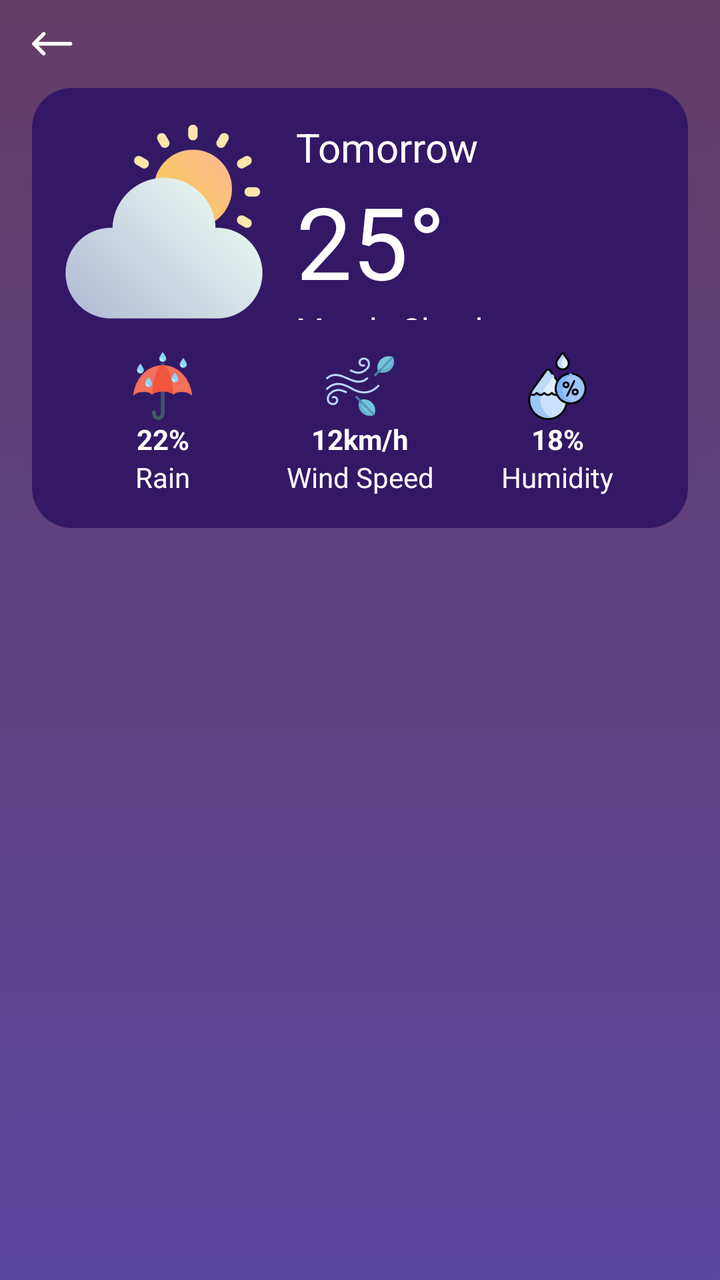
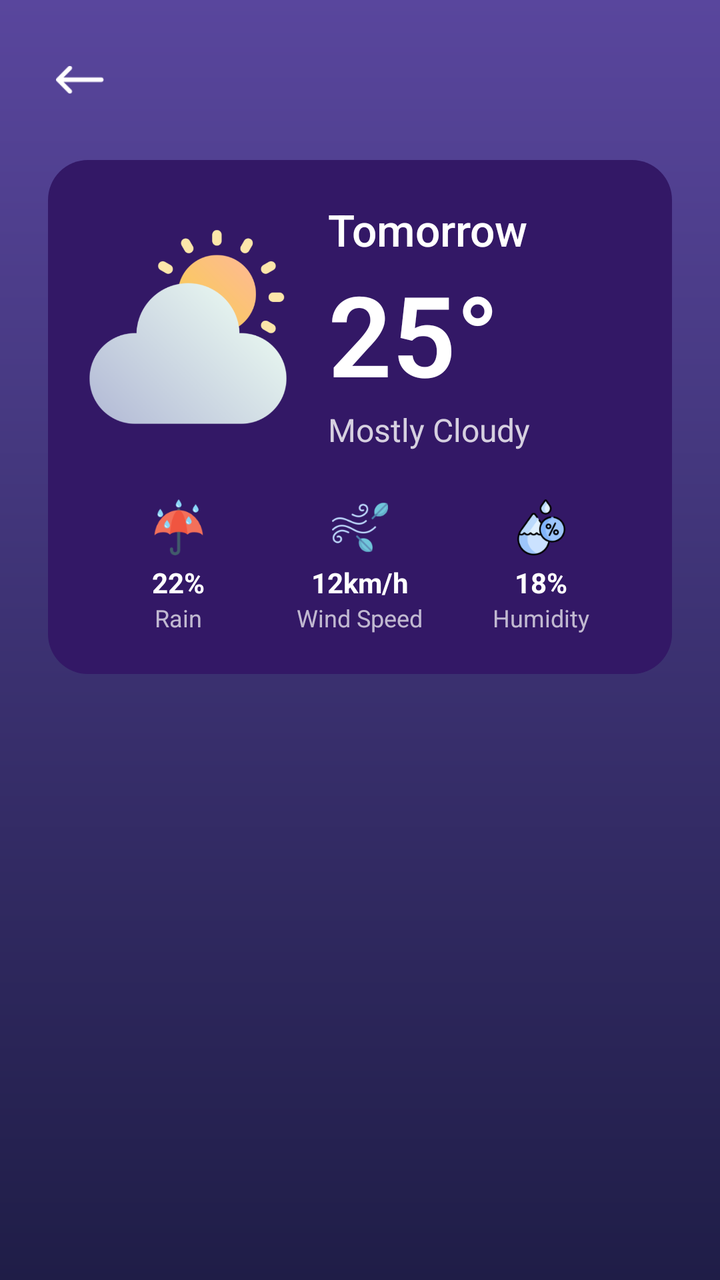

Two renders of the same Android screen: before a commit and after it. Below are the layout's source before the change and the commit's diff.
<!-- AndroidManifest.xml: application theme Theme.MyApplication1 -->
<!-- res/layout/activity_future.xml -->
<?xml version="1.0" encoding="utf-8"?>
<androidx.constraintlayout.widget.ConstraintLayout xmlns:android="http://schemas.android.com/apk/res/android"
    xmlns:app="http://schemas.android.com/apk/res-auto"
    xmlns:tools="http://schemas.android.com/tools"
    android:id="@+id/main"
    android:layout_width="match_parent"
    android:layout_height="match_parent"
    android:background="@drawable/background"
    tools:context=".FutureActivity">

    <ScrollView
        android:layout_width="match_parent"
        android:layout_height="match_parent">

        <LinearLayout
            android:layout_width="match_parent"
            android:layout_height="wrap_content"
            android:orientation="vertical"
            android:padding="16dp">

            <ImageView
                android:id="@+id/backBtn"
                android:layout_width="wrap_content"
                android:layout_height="wrap_content"
                app:srcCompat="@drawable/back" />

            <LinearLayout
                android:layout_width="match_parent"
                android:layout_height="wrap_content"
                android:layout_marginTop="16dp"
                android:background="@drawable/background2"
                android:orientation="vertical"
                android:padding="16dp">

                <LinearLayout
                    android:layout_width="match_parent"
                    android:layout_height="wrap_content"
                    android:orientation="horizontal">

                    <ImageView
                        android:id="@+id/imageView4"
                        android:layout_width="100dp"
                        android:layout_height="100dp"
                        app:srcCompat="@drawable/cloudy_sunny" />

                    <LinearLayout
                        android:layout_width="match_parent"
                        android:layout_height="match_parent"
                        android:layout_marginStart="16dp"
                        android:gravity="center_vertical"
                        android:orientation="vertical">

                        <TextView
                            android:id="@+id/textView8"
                            android:layout_width="match_parent"
                            android:layout_height="wrap_content"
                            android:text="Tomorrow"
                            android:textColor="@color/white"
                            android:textSize="20sp" />

                        <TextView
                            android:id="@+id/textView10"
                            android:layout_width="match_parent"
                            android:layout_height="wrap_content"
                            android:text="25°"
                            android:textColor="@color/white"
                            android:textSize="50sp" />

                        <TextView
                            android:id="@+id/textView11"
                            android:layout_width="match_parent"
                            android:layout_height="wrap_content"
                            android:text="Mostly Cloudy"
                            android:textColor="@color/white"
                            android:textSize="16sp" />
                    </LinearLayout>
                </LinearLayout>

                <LinearLayout
                    android:layout_width="match_parent"
                    android:layout_height="match_parent"
                    android:layout_marginTop="16dp"
                    android:orientation="horizontal">

                    <LinearLayout
                        android:layout_width="0dp"
                        android:layout_height="match_parent"
                        android:layout_weight="0.333"
                        android:orientation="vertical">

                        <ImageView
                            android:id="@+id/imageView5"
                            android:layout_width="34dp"
                            android:layout_height="34dp"
                            android:layout_gravity="center"
                            app:srcCompat="@drawable/rain" />

                        <TextView
                            android:id="@+id/textView12"
                            android:layout_width="match_parent"
                            android:layout_height="wrap_content"
                            android:text="22%"
                            android:textAlignment="center"
                            android:textColor="@color/white"
                            android:textStyle="bold" />

                        <TextView
                            android:id="@+id/textView13"
                            android:layout_width="match_parent"
                            android:layout_height="wrap_content"
                            android:text="Rain"
                            android:textAlignment="center"
                            android:textColor="@color/white" />
                    </LinearLayout>

                    <LinearLayout
                        android:layout_width="0dp"
                        android:layout_height="match_parent"
                        android:layout_weight="0.333"
                        android:orientation="vertical">

                        <ImageView
                            android:id="@+id/imageView6"
                            android:layout_width="34dp"
                            android:layout_height="34dp"
                            android:layout_gravity="center"
                            app:srcCompat="@drawable/wind" />

                        <TextView
                            android:id="@+id/textView14"
                            android:layout_width="match_parent"
                            android:layout_height="wrap_content"
                            android:text="12km/h"
                            android:textAlignment="center"
                            android:textColor="@color/white"
                            android:textStyle="bold" />

                        <TextView
                            android:id="@+id/textView15"
                            android:layout_width="match_parent"
                            android:layout_height="wrap_content"
                            android:text="Wind Speed"
                            android:textAlignment="center"
                            android:textColor="@color/white" />
                    </LinearLayout>

                    <LinearLayout
                        android:layout_width="0dp"
                        android:layout_height="match_parent"
                        android:layout_weight="0.333"
                        android:orientation="vertical">

                        <ImageView
                            android:id="@+id/imageView7"
                            android:layout_width="34dp"
                            android:layout_height="34dp"
                            android:layout_gravity="center"
                            app:srcCompat="@drawable/humidity" />

                        <TextView
                            android:id="@+id/textView16"
                            android:layout_width="match_parent"
                            android:layout_height="wrap_content"
                            android:text="18%"
                            android:textAlignment="center"
                            android:textColor="@color/white"
                            android:textStyle="bold" />

                        <TextView
                            android:id="@+id/textView17"
                            android:layout_width="match_parent"
                            android:layout_height="wrap_content"
                            android:text="Humidity"
                            android:textAlignment="center"
                            android:textColor="@color/white" />
                    </LinearLayout>
                </LinearLayout>

            </LinearLayout>

            <androidx.recyclerview.widget.RecyclerView
                android:id="@+id/futureView"
                android:layout_width="match_parent"
                android:layout_height="match_parent"
                android:layout_marginTop="16dp" />
        </LinearLayout>
    </ScrollView>
</androidx.constraintlayout.widget.ConstraintLayout>
<!-- resources referenced by this layout -->
<resources>
  <color name="white">#FFFFFFFF</color>
  <!-- drawable back: png bitmap (drawable-hdpi, 288 bytes) -->
  <!-- drawable background (drawable) -->
  <?xml version="1.0" encoding="utf-8"?>
  <selector xmlns:android="http://schemas.android.com/apk/res/android">
      <item>
          <shape android:shape="rectangle">
              <gradient android:startColor="#59469D" android:endColor="#643D67" android:angle="90"/>
          </shape>
      </item>
  </selector>
  <!-- drawable background2 (drawable) -->
  <?xml version="1.0" encoding="utf-8"?>
  <selector xmlns:android="http://schemas.android.com/apk/res/android">
      <item>
          <shape android:shape="rectangle">
              <solid android:color="#331866"/>
              <corners android:radius="20dp"/>
          </shape>
      </item>
  </selector>
  <!-- drawable cloudy_sunny: png bitmap (drawable-hdpi, 20693 bytes) -->
  <!-- drawable humidity: png bitmap (drawable-hdpi, 3824 bytes) -->
  <!-- drawable rain: png bitmap (drawable-hdpi, 2768 bytes) -->
  <!-- drawable wind: png bitmap (drawable-hdpi, 3272 bytes) -->
  <style name="Theme.MyApplication1" parent="Base.Theme.MyApplication1" />
  <style name="Base.Theme.MyApplication1" parent="Theme.Material3.DayNight.NoActionBar">
          
          
      </style>
</resources>

<!-- the commit's change to res/layout/activity_future.xml (unified diff, before → after) -->
@@ -10,179 +10,174 @@
 
     <ScrollView
         android:layout_width="match_parent"
-        android:layout_height="match_parent">
+        android:layout_height="match_parent"
+        android:fillViewport="true">
 
         <LinearLayout
             android:layout_width="match_parent"
             android:layout_height="wrap_content"
             android:orientation="vertical"
-            android:padding="16dp">
+            android:padding="24dp">
 
+            
             <ImageView
                 android:id="@+id/backBtn"
-                android:layout_width="wrap_content"
-                android:layout_height="wrap_content"
-                app:srcCompat="@drawable/back" />
+                android:layout_width="32dp"
+                android:layout_height="32dp"
+                android:padding="4dp"
+                app:srcCompat="@drawable/back"
+                app:tint="@color/white" />
 
+            
             <LinearLayout
                 android:layout_width="match_parent"
                 android:layout_height="wrap_content"
-                android:layout_marginTop="16dp"
+                android:layout_marginTop="24dp"
                 android:background="@drawable/background2"
                 android:orientation="vertical"
-                android:padding="16dp">
+                android:padding="20dp">
 
                 <LinearLayout
                     android:layout_width="match_parent"
                     android:layout_height="wrap_content"
+                    android:gravity="center_vertical"
                     android:orientation="horizontal">
 
                     <ImageView
-                        android:id="@+id/imageView4"
+                        android:id="@+id/tomorrowIcon"
                         android:layout_width="100dp"
                         android:layout_height="100dp"
                         app:srcCompat="@drawable/cloudy_sunny" />
 
                     <LinearLayout
                         android:layout_width="match_parent"
-                        android:layout_height="match_parent"
-                        android:layout_marginStart="16dp"
-                        android:gravity="center_vertical"
+                        android:layout_height="wrap_content"
+                        android:layout_marginStart="20dp"
                         android:orientation="vertical">
 
                         <TextView
-                            android:id="@+id/textView8"
-                            android:layout_width="match_parent"
+                            android:layout_width="wrap_content"
                             android:layout_height="wrap_content"
                             android:text="Tomorrow"
                             android:textColor="@color/white"
-                            android:textSize="20sp" />
+                            android:textSize="22sp"
+                            android:fontFamily="sans-serif-medium"/>
 
                         <TextView
-                            android:id="@+id/textView10"
-                            android:layout_width="match_parent"
+                            android:id="@+id/tomorrowTemp"
+                            android:layout_width="wrap_content"
                             android:layout_height="wrap_content"
                             android:text="25°"
                             android:textColor="@color/white"
-                            android:textSize="50sp" />
+                            android:textSize="56sp"
+                            android:fontFamily="sans-serif-light"
+                            android:textStyle="bold" />
 
                         <TextView
-                            android:id="@+id/textView11"
-                            android:layout_width="match_parent"
+                            android:id="@+id/tomorrowStatus"
+                            android:layout_width="wrap_content"
                             android:layout_height="wrap_content"
                             android:text="Mostly Cloudy"
                             android:textColor="@color/white"
-                            android:textSize="16sp" />
+                            android:textSize="16sp"
+                            android:alpha="0.8"/>
                     </LinearLayout>
                 </LinearLayout>
 
+                
                 <LinearLayout
                     android:layout_width="match_parent"
-                    android:layout_height="match_parent"
-                    android:layout_marginTop="16dp"
+                    android:layout_height="wrap_content"
+                    android:layout_marginTop="24dp"
                     android:orientation="horizontal">
 
                     <LinearLayout
                         android:layout_width="0dp"
-                        android:layout_height="match_parent"
-                        android:layout_weight="0.333"
+                        android:layout_height="wrap_content"
+                        android:layout_weight="1"
+                        android:gravity="center"
                         android:orientation="vertical">
-
                         <ImageView
-                            android:id="@+id/imageView5"
-                            android:layout_width="34dp"
-                            android:layout_height="34dp"
-                            android:layout_gravity="center"
+                            android:layout_width="28dp"
+                            android:layout_height="28dp"
                             app:srcCompat="@drawable/rain" />
-
                         <TextView
-                            android:id="@+id/textView12"
-                            android:layout_width="match_parent"
+                            android:layout_width="wrap_content"
                             android:layout_height="wrap_content"
+                            android:layout_marginTop="4dp"
                             android:text="22%"
-                            android:textAlignment="center"
                             android:textColor="@color/white"
                             android:textStyle="bold" />
-
                         <TextView
-                            android:id="@+id/textView13"
-                            android:layout_width="match_parent"
+                            android:layout_width="wrap_content"
                             android:layout_height="wrap_content"
                             android:text="Rain"
-                            android:textAlignment="center"
-                            android:textColor="@color/white" />
+                            android:textColor="@color/white"
+                            android:textSize="12sp"
+                            android:alpha="0.7"/>
                     </LinearLayout>
 
                     <LinearLayout
                         android:layout_width="0dp"
-                        android:layout_height="match_parent"
-                        android:layout_weight="0.333"
+                        android:layout_height="wrap_content"
+                        android:layout_weight="1"
+                        android:gravity="center"
                         android:orientation="vertical">
-
                         <ImageView
-                            android:id="@+id/imageView6"
-                            android:layout_width="34dp"
-                            android:layout_height="34dp"
-                            android:layout_gravity="center"
+                            android:layout_width="28dp"
+                            android:layout_height="28dp"
                             app:srcCompat="@drawable/wind" />
-
                         <TextView
-                            android:id="@+id/textView14"
-                            android:layout_width="match_parent"
+                            android:layout_width="wrap_content"
                             android:layout_height="wrap_content"
+                            android:layout_marginTop="4dp"
                             android:text="12km/h"
-                            android:textAlignment="center"
                             android:textColor="@color/white"
                             android:textStyle="bold" />
-
                         <TextView
-                            android:id="@+id/textView15"
-                            android:layout_width="match_parent"
+                            android:layout_width="wrap_content"
                             android:layout_height="wrap_content"
                             android:text="Wind Speed"
-                            android:textAlignment="center"
-                            android:textColor="@color/white" />
+                            android:textColor="@color/white"
+                            android:textSize="12sp"
+                            android:alpha="0.7"/>
                     </LinearLayout>
 
                     <LinearLayout
                         android:layout_width="0dp"
-                        android:layout_height="match_parent"
-                        android:layout_weight="0.333"
+                        android:layout_height="wrap_content"
+                        android:layout_weight="1"
+                        android:gravity="center"
                         android:orientation="vertical">
-
                         <ImageView
-                            android:id="@+id/imageView7"
-                            android:layout_width="34dp"
-                            android:layout_height="34dp"
-                            android:layout_gravity="center"
+                            android:layout_width="28dp"
+                            android:layout_height="28dp"
                             app:srcCompat="@drawable/humidity" />
-
                         <TextView
-                            android:id="@+id/textView16"
-                            android:layout_width="match_parent"
+                            android:layout_width="wrap_content"
                             android:layout_height="wrap_content"
+                            android:layout_marginTop="4dp"
                             android:text="18%"
-                            android:textAlignment="center"
                             android:textColor="@color/white"
                             android:textStyle="bold" />
-
                         <TextView
-                            android:id="@+id/textView17"
-                            android:layout_width="match_parent"
+                            android:layout_width="wrap_content"
                             android:layout_height="wrap_content"
                             android:text="Humidity"
-                            android:textAlignment="center"
-                            android:textColor="@color/white" />
+                            android:textColor="@color/white"
+                            android:textSize="12sp"
+                            android:alpha="0.7"/>
                     </LinearLayout>
                 </LinearLayout>
-
             </LinearLayout>
 
+            
             <androidx.recyclerview.widget.RecyclerView
                 android:id="@+id/futureView"
                 android:layout_width="match_parent"
-                android:layout_height="match_parent"
-                android:layout_marginTop="16dp" />
+                android:layout_height="wrap_content"
+                android:layout_marginTop="24dp"
+                android:nestedScrollingEnabled="false" />
         </LinearLayout>
     </ScrollView>
 </androidx.constraintlayout.widget.ConstraintLayout>
<!-- resource entries referenced after the edit -->
@@ -4,31 +4,30 @@
   <!-- drawable back: png bitmap (drawable-hdpi, 288 bytes) -->
   <!-- drawable background (drawable) -->
   <?xml version="1.0" encoding="utf-8"?>
-  <selector xmlns:android="http://schemas.android.com/apk/res/android">
-      <item>
-          <shape android:shape="rectangle">
-              <gradient android:startColor="#59469D" android:endColor="#643D67" android:angle="90"/>
-          </shape>
-      </item>
-  </selector>
+  <shape xmlns:android="http://schemas.android.com/apk/res/android">
+      <gradient
+          android:angle="270"
+          android:endColor="@color/secondary_bg"
+          android:startColor="@color/primary_bg" />
+  </shape>
   <!-- drawable background2 (drawable) -->
   <?xml version="1.0" encoding="utf-8"?>
-  <selector xmlns:android="http://schemas.android.com/apk/res/android">
-      <item>
-          <shape android:shape="rectangle">
-              <solid android:color="#331866"/>
-              <corners android:radius="20dp"/>
-          </shape>
-      </item>
-  </selector>
+  <shape xmlns:android="http://schemas.android.com/apk/res/android"
+      android:shape="rectangle">
+      <solid android:color="@color/card_bg"/>
+      <corners android:radius="20dp"/>
+  </shape>
   <!-- drawable cloudy_sunny: png bitmap (drawable-hdpi, 20693 bytes) -->
   <!-- drawable humidity: png bitmap (drawable-hdpi, 3824 bytes) -->
   <!-- drawable rain: png bitmap (drawable-hdpi, 2768 bytes) -->
   <!-- drawable wind: png bitmap (drawable-hdpi, 3272 bytes) -->
   <style name="Theme.MyApplication1" parent="Base.Theme.MyApplication1" />
+  <color name="secondary_bg">#1F1D47</color>
+  <color name="primary_bg">#59469D</color>
+  <color name="card_bg">#331866</color>
   <style name="Base.Theme.MyApplication1" parent="Theme.Material3.DayNight.NoActionBar">
-          
-          
+          <item name="android:statusBarColor">@color/primary_bg</item>
+          <item name="android:windowLightStatusBar" tools:targetApi="m">false</item>
       </style>
 </resources>
 
